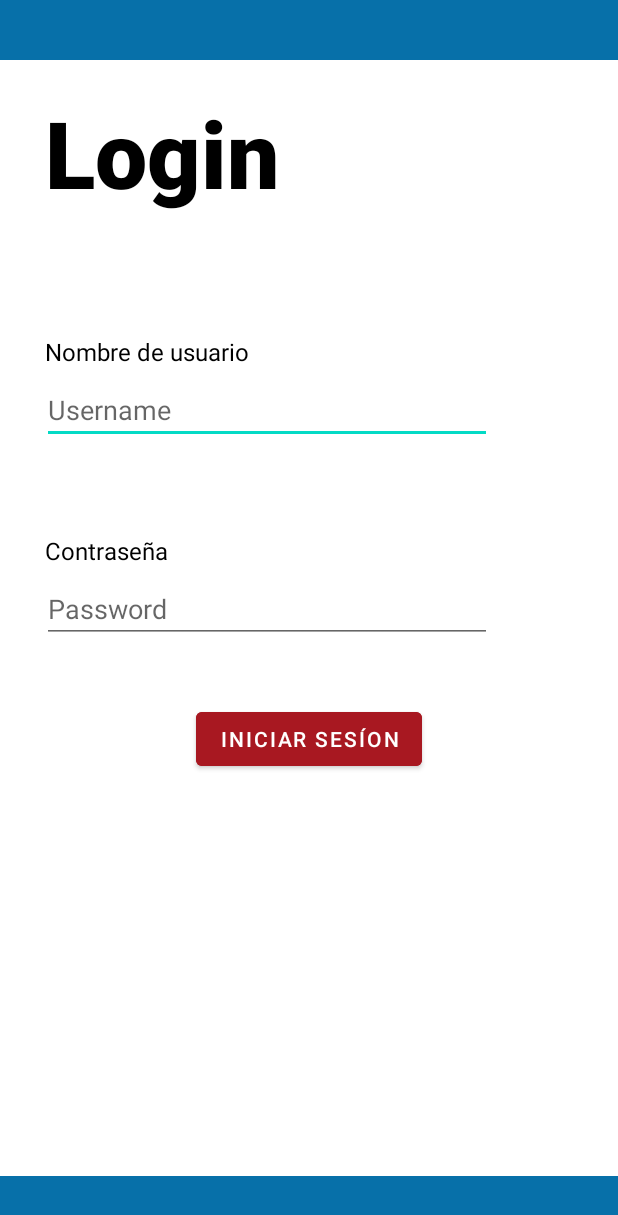
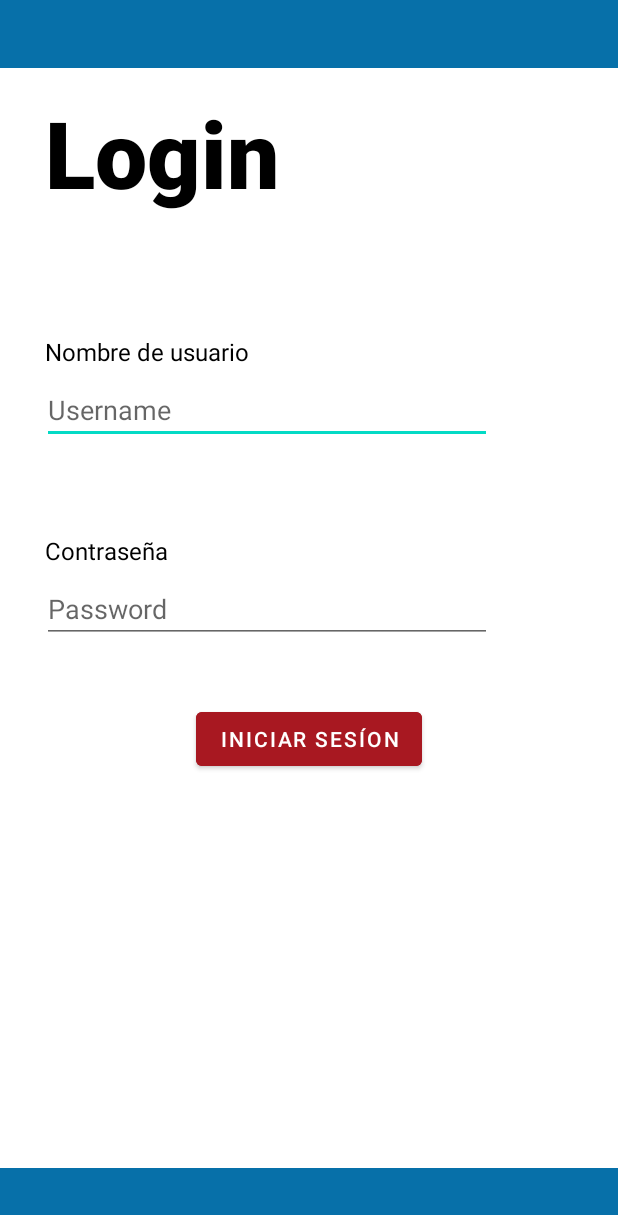
Before and after one commit to AngelAguilar16/PIControlAtencionPsicologica, an Android app: the screen it shows after launch (MainActivity), on a phone screen of 412 x 824 dp. Shown: the top 1215 px of the screen. Run offline under Robolectric (Android 15) with nearby library versions, the phone set to English and light mode, and no system bars.

Commit message:
PS5-10 Initial Commit

```diff
--- a/app/src/main/res/layout/activity_main.xml
+++ b/app/src/main/res/layout/activity_main.xml
@@ -7,7 +7,7 @@
 
     <ImageView
         android:layout_width="match_parent"
-        android:layout_height="40dp"
+        android:layout_height="45dp"
         android:background="#0770A9" />
 
     <TextView
@@ -70,7 +70,7 @@
 
     <ImageView
         android:layout_width="match_parent"
-        android:layout_height="40dp"
+        android:layout_height="45dp"
         android:background="#0770A9"
         android:layout_alignParentBottom="true"/>
 
```
